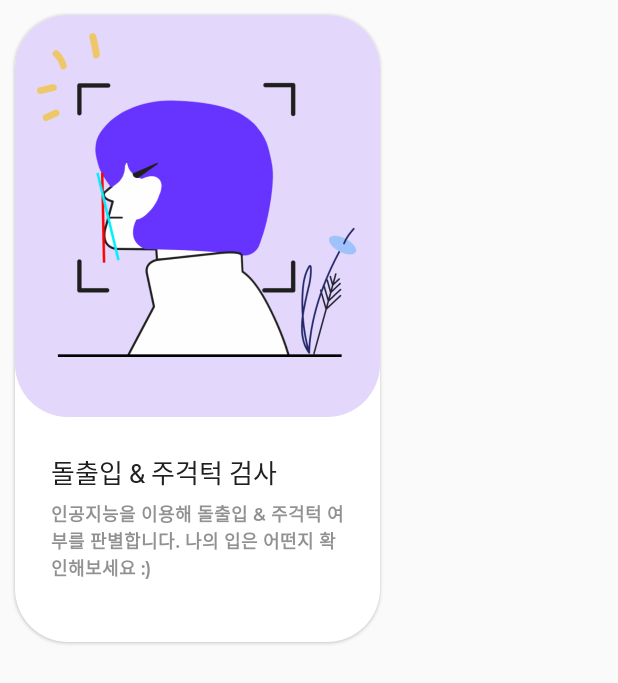
After one commit to DEU-ToothFairy/ToothFairy_Client, an Android app: the layout fragment_card_protruding_mouth.xml on its own in the app's theme, with its tools: preview values and no code run, on a phone screen of 412 x 824 dp. The commit adds this screen. Shown: the top 683 px of the screen. Run offline under Robolectric (Android 15) with nearby library versions, the phone set to English and light mode, and no system bars.

Commit message:
ADD : 검사 기능 레이아웃 구현

```diff
--- a/app/build.gradle
+++ b/app/build.gradle
@@ -103,6 +103,10 @@ dependencies {
     /* RangeBar Chart */
     implementation 'io.github.ParkSangGwon:range-bar-chart:0.0.6'
 
+    /* ViewPager2 & Indicator */
+    implementation 'androidx.viewpager2:viewpager2:1.0.0'
+    implementation 'com.tbuonomo:dotsindicator:4.3'
+
     // 코틀린을 쓰는 경우
     implementation 'androidx.work:work-runtime-ktx:2.7.1'
 
--- a/app/src/main/java/com/example/toothfairy/view/activity/MainActivity.kt
+++ b/app/src/main/java/com/example/toothfairy/view/activity/MainActivity.kt
@@ -15,7 +15,6 @@ import androidx.appcompat.app.AppCompatActivity
 import androidx.fragment.app.Fragment
 import androidx.lifecycle.ViewModelProvider
 import com.example.toothfairy.DateChangedReceiver
-import com.example.toothfairy.ExamineFragment
 import com.example.toothfairy.R
 import com.example.toothfairy.application.MyApplication
 import com.example.toothfairy.databinding.ActivityMainBinding
--- /dev/null
+++ b/app/src/main/res/layout/fragment_card_protruding_mouth.xml
@@ -0,0 +1,76 @@
+<?xml version="1.0" encoding="utf-8"?>
+<FrameLayout xmlns:android="http://schemas.android.com/apk/res/android"
+    xmlns:app="http://schemas.android.com/apk/res-auto"
+    android:layout_width="wrap_content"
+    android:layout_height="wrap_content"
+    android:background="#00FFFFFF"
+    >
+
+    <!-- LAYOUT 베이스 카드 레이아웃 -->
+    <androidx.constraintlayout.widget.ConstraintLayout
+        android:layout_width="243dp"
+        android:layout_height="418dp"
+        android:layout_gravity="center"
+        android:layout_margin="10dp"
+        android:elevation="1dp"
+        android:background="@drawable/bg_rounded_rect_white"
+        >
+
+        <FrameLayout
+            android:id="@+id/illustrationLayout"
+            android:layout_width="match_parent"
+            android:layout_height="268dp"
+
+            app:layout_constraintLeft_toLeftOf="parent"
+            app:layout_constraintRight_toRightOf="parent"
+            app:layout_constraintTop_toTopOf="parent">
+
+            <View
+                android:layout_width="match_parent"
+                android:layout_height="match_parent"
+
+                android:background="@drawable/bg_rounded_rect_purple" />
+
+            <ImageView
+                android:layout_width="214dp"
+                android:layout_height="216dp"
+                android:layout_gravity="bottom|center_horizontal"
+                android:layout_marginBottom="40dp"
+                android:background="@drawable/protruding_mouth" />
+        </FrameLayout>
+
+        <LinearLayout
+            android:layout_width="match_parent"
+            android:layout_height="wrap_content"
+            android:orientation="vertical"
+            android:padding="24dp"
+
+            app:layout_constraintTop_toBottomOf="@+id/illustrationLayout">
+
+            <TextView
+                android:layout_width="wrap_content"
+                android:layout_height="wrap_content"
+
+                android:text="돌출입 &amp; 주걱턱 검사"
+                android:textSize="17dp"
+                android:textColor="#202020"
+                android:fontFamily="@font/noto_sans_kr_bold"
+                android:includeFontPadding="false"/>
+
+            <TextView
+                android:layout_width="wrap_content"
+                android:layout_height="wrap_content"
+                android:layout_marginTop="6dp"
+
+                android:text="인공지능을 이용해 돌출입 &amp; 주걱턱 여부를 판별합니다. 나의 입은 어떤지 확인해보세요 :)"
+                android:textSize="12dp"
+                android:textColor="@color/gray"
+                android:fontFamily="@font/montserrat_semi_bold"
+                android:includeFontPadding="false"/>
+
+        </LinearLayout>
+
+    </androidx.constraintlayout.widget.ConstraintLayout>
+    <!-- LAYOUT END 베이스 카드 레이아웃 -->
+
+</FrameLayout>
```
Also changed, not shown: app/src/main/java/com/example/toothfairy/adapter/CardViewPagerAdapter.kt (added, +25 -0 lines), app/src/main/java/com/example/toothfairy/util/DensityManager.kt (added, +11 -0 lines), app/src/main/java/com/example/toothfairy/view/fragment/CardAsymmetryFragment.kt (added, +48 -0 lines), app/src/main/java/com/example/toothfairy/view/fragment/CardProtrudingMouthFragment.kt (renamed from app/src/main/java/com/example/toothfairy/ExamineFragment.kt, +11 -20 lines), app/src/main/java/com/example/toothfairy/view/fragment/CardToothbrushFragment.kt (added, +48 -0 lines), app/src/main/java/com/example/toothfairy/view/fragment/ExamineFragment.kt (added, +86 -0 lines), app/src/main/res/layout/fragment_card_asymmetry.xml (added, +75 -0 lines), app/src/main/res/layout/fragment_card_toothbrush.xml (added, +76 -0 lines), app/src/main/res/layout/fragment_examine.xml (+52 -9 lines).
